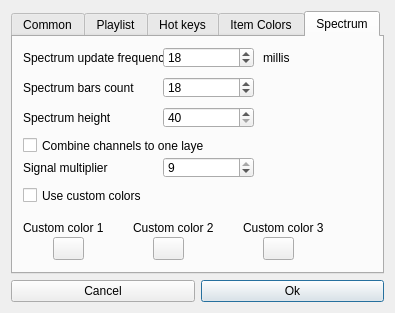
jeyboy/playo3, file dialogs/settings_dialog.ui: the form before one commit.
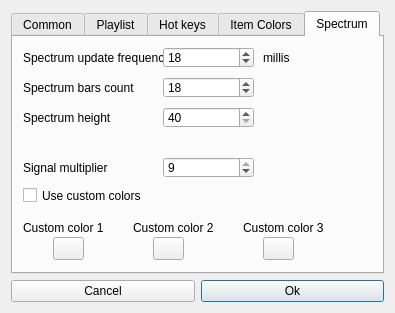
The form after the commit. The open tabs and pages were chosen to show the change.

Diff of the .ui file:
```diff
--- a/dialogs/settings_dialog.ui
+++ b/dialogs/settings_dialog.ui
@@ -789,19 +789,6 @@
         <string>Custom color 2</string>
        </property>
       </widget>
-      <widget class="QCheckBox" name="spectrumComboUse">
-       <property name="geometry">
-        <rect>
-         <x>10</x>
-         <y>100</y>
-         <width>181</width>
-         <height>17</height>
-        </rect>
-       </property>
-       <property name="text">
-        <string>Combine channels to one layer</string>
-       </property>
-      </widget>
       <widget class="QSpinBox" name="spectrumMultiplier">
        <property name="geometry">
         <rect>
```
Left out of the diff: 2 changed lines with no effect on the pictures.
